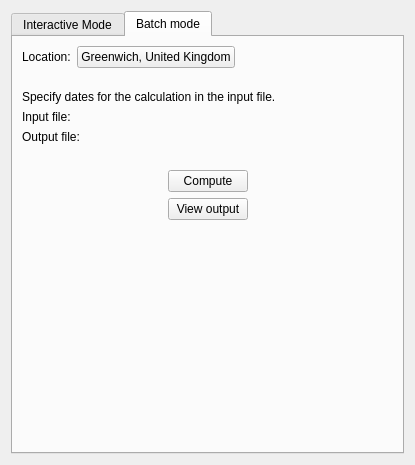
This is kstars-astropi/kstars/tools/modcalcdaylength.ui in Andre87osx/AstroPi-system as Qt 5 draws it before an edit. The edited form follows.
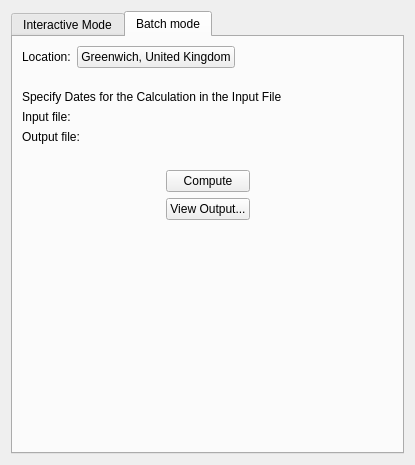
This is the edited form. The open tabs and pages were chosen to show the change. Custom widgets are drawn as their Qt base class.

```diff
--- a/kstars-astropi/kstars/tools/modcalcdaylength.ui
+++ b/kstars-astropi/kstars/tools/modcalcdaylength.ui
@@ -840,7 +840,7 @@
        <item>
         <widget class="QLabel" name="label">
          <property name="text">
-          <string>Specify dates for the calculation in the input file.</string>
+          <string>Specify Dates for the Calculation in the Input File</string>
          </property>
         </widget>
        </item>
@@ -911,7 +911,7 @@
            <item>
             <widget class="QPushButton" name="ViewButtonBatch">
              <property name="text">
-              <string>View output</string>
+              <string>View Output...</string>
              </property>
             </widget>
            </item>
```
